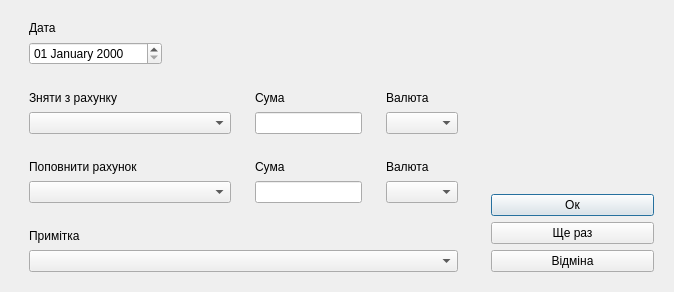
The window that src/gui/forms/movement-dialog.ui (barmakuks/home-budget-git) describes before a commit, drawn with Qt 5.
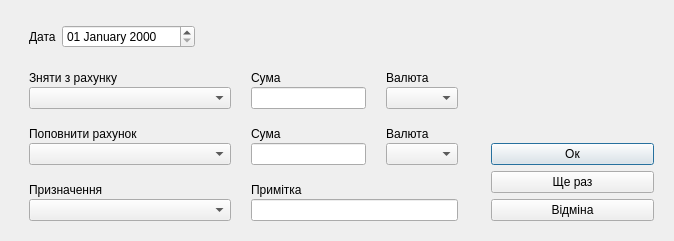
The same window after the commit.

Commit message: Movement. Added note edit field. Added currency color in model.

Patch:
```diff
--- a/src/gui/forms/movement-dialog.ui
+++ b/src/gui/forms/movement-dialog.ui
@@ -7,7 +7,7 @@
     <x>0</x>
     <y>0</y>
     <width>674</width>
-    <height>292</height>
+    <height>241</height>
    </rect>
   </property>
   <property name="sizePolicy">
@@ -28,6 +28,9 @@
    <item>
     <widget class="QWidget" name="widget" native="true">
      <layout class="QVBoxLayout" name="verticalLayout_2">
+      <property name="spacing">
+       <number>0</number>
+      </property>
       <property name="topMargin">
        <number>0</number>
       </property>
@@ -36,7 +39,7 @@
       </property>
       <item alignment="Qt::AlignLeft">
        <widget class="QWidget" name="widget_4" native="true">
-        <layout class="QVBoxLayout" name="verticalLayout_10">
+        <layout class="QHBoxLayout" name="horizontalLayout_4">
          <item>
           <widget class="QLabel" name="label_8">
            <property name="text">
@@ -57,6 +60,9 @@
       <item>
        <widget class="QWidget" name="widget_3" native="true">
         <layout class="QHBoxLayout" name="horizontalLayout_2">
+         <property name="spacing">
+          <number>2</number>
+         </property>
          <property name="leftMargin">
           <number>0</number>
          </property>
@@ -78,6 +84,9 @@
             </size>
            </property>
            <layout class="QVBoxLayout" name="verticalLayout_3">
+            <property name="spacing">
+             <number>2</number>
+            </property>
             <item>
              <widget class="QLabel" name="label">
               <property name="text">
@@ -94,6 +103,9 @@
          <item>
           <widget class="QWidget" name="widget_7" native="true">
            <layout class="QVBoxLayout" name="verticalLayout_4">
+            <property name="spacing">
+             <number>2</number>
+            </property>
             <item>
              <widget class="QLabel" name="label_2">
               <property name="text">
@@ -110,6 +122,9 @@
          <item>
           <widget class="QWidget" name="widget_8" native="true">
            <layout class="QVBoxLayout" name="verticalLayout_5">
+            <property name="spacing">
+             <number>2</number>
+            </property>
             <item>
              <widget class="QLabel" name="label_3">
               <property name="text">
@@ -129,6 +144,9 @@
       <item>
        <widget class="QWidget" name="widget_9" native="true">
         <layout class="QHBoxLayout" name="horizontalLayout_3">
+         <property name="spacing">
+          <number>2</number>
+         </property>
          <property name="leftMargin">
           <number>0</number>
          </property>
@@ -150,6 +168,9 @@
             </size>
            </property>
            <layout class="QVBoxLayout" name="verticalLayout_6">
+            <property name="spacing">
+             <number>2</number>
+            </property>
             <item>
              <widget class="QLabel" name="label_4">
               <property name="text">
@@ -166,6 +187,9 @@
          <item>
           <widget class="QWidget" name="widget_11" native="true">
            <layout class="QVBoxLayout" name="verticalLayout_7">
+            <property name="spacing">
+             <number>2</number>
+            </property>
             <item>
              <widget class="QLabel" name="label_5">
               <property name="text">
@@ -182,6 +206,9 @@
          <item>
           <widget class="QWidget" name="widget_12" native="true">
            <layout class="QVBoxLayout" name="verticalLayout_8">
+            <property name="spacing">
+             <number>2</number>
+            </property>
             <item>
              <widget class="QLabel" name="label_6">
               <property name="text">
@@ -200,16 +227,83 @@
       </item>
       <item>
        <widget class="QWidget" name="widget_5" native="true">
-        <layout class="QVBoxLayout" name="verticalLayout_9">
+        <layout class="QHBoxLayout" name="horizontalLayout_5">
+         <property name="spacing">
+          <number>2</number>
+         </property>
+         <property name="leftMargin">
+          <number>0</number>
+         </property>
+         <property name="topMargin">
+          <number>0</number>
+         </property>
+         <property name="rightMargin">
+          <number>0</number>
+         </property>
+         <property name="bottomMargin">
+          <number>0</number>
+         </property>
          <item>
-          <widget class="QLabel" name="label_7">
-           <property name="text">
-            <string>Примітка</string>
+          <widget class="QWidget" name="widget_13" native="true">
+           <property name="minimumSize">
+            <size>
+             <width>220</width>
+             <height>0</height>
+            </size>
            </property>
+           <layout class="QVBoxLayout" name="verticalLayout_9">
+            <property name="spacing">
+             <number>2</number>
+            </property>
+            <property name="leftMargin">
+             <number>9</number>
+            </property>
+            <property name="topMargin">
+             <number>9</number>
+            </property>
+            <property name="rightMargin">
+             <number>9</number>
+            </property>
+            <property name="bottomMargin">
+             <number>9</number>
+            </property>
+            <item>
+             <widget class="QLabel" name="label_7">
+              <property name="text">
+               <string>Призначення</string>
+              </property>
+             </widget>
+            </item>
+            <item>
+             <widget class="QComboBox" name="docTypeComboBox"/>
+            </item>
+           </layout>
           </widget>
          </item>
          <item>
-          <widget class="QComboBox" name="noteComboBox"/>
+          <widget class="QWidget" name="widget_14" native="true">
+           <layout class="QVBoxLayout" name="verticalLayout_10">
+            <property name="spacing">
+             <number>2</number>
+            </property>
+            <property name="topMargin">
+             <number>9</number>
+            </property>
+            <property name="bottomMargin">
+             <number>9</number>
+            </property>
+            <item>
+             <widget class="QLabel" name="label_9">
+              <property name="text">
+               <string>Примітка</string>
+              </property>
+             </widget>
+            </item>
+            <item>
+             <widget class="QLineEdit" name="noteEdit"/>
+            </item>
+           </layout>
+          </widget>
          </item>
         </layout>
        </widget>
```
The commit also changes 4 other files.
